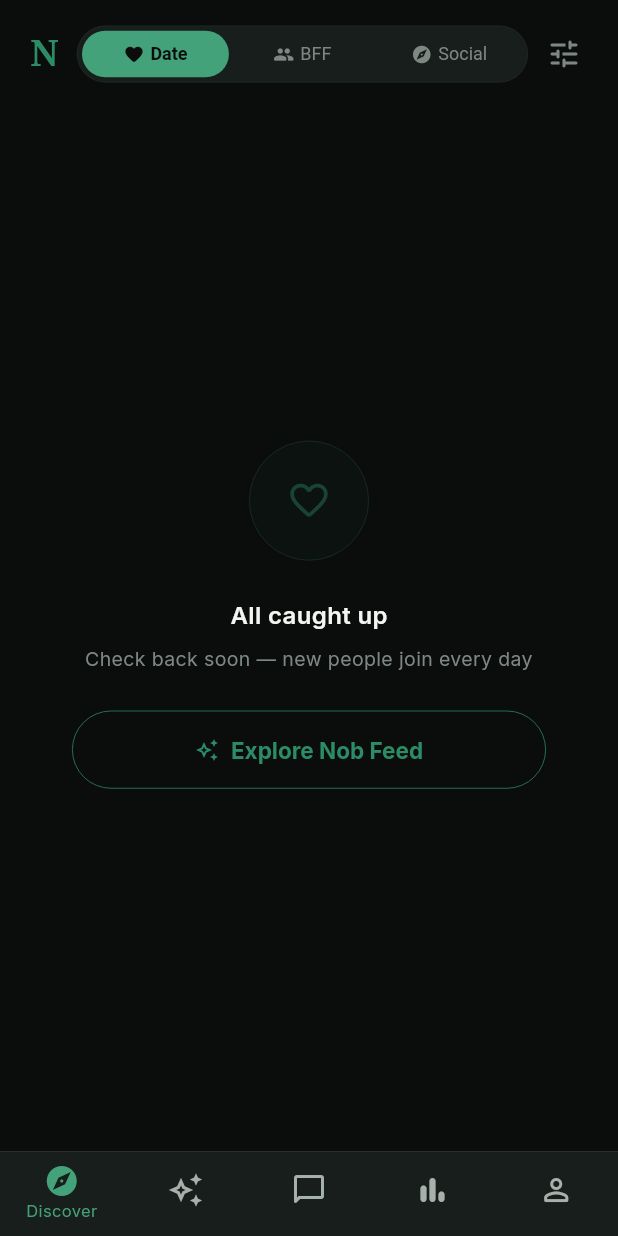
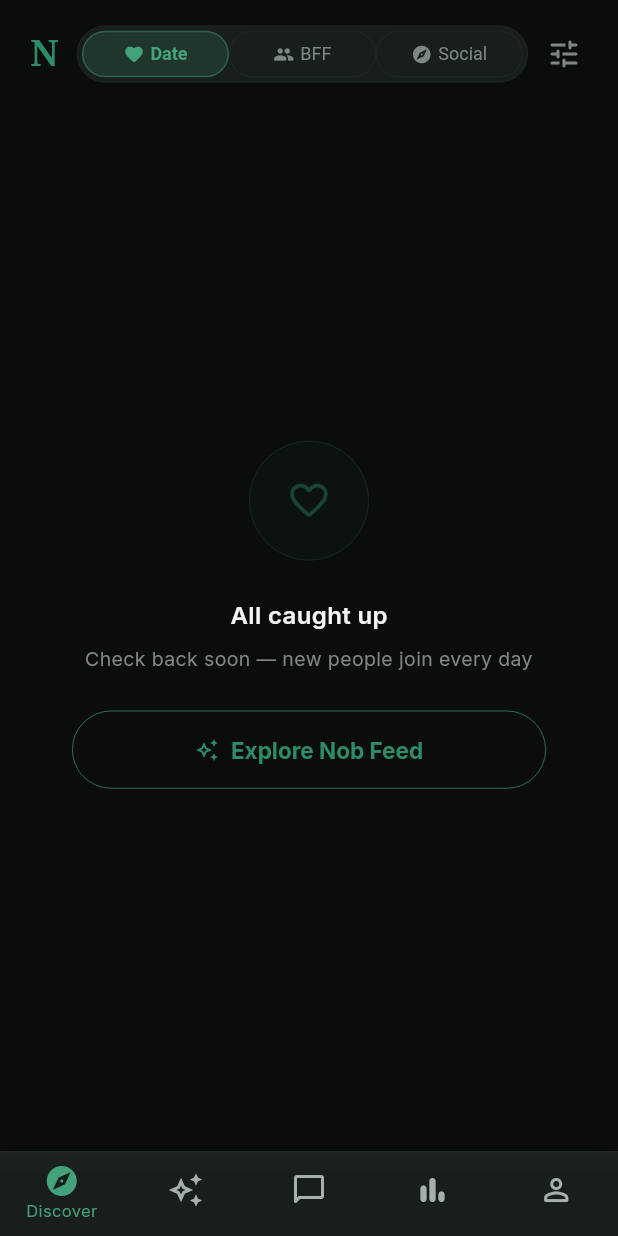
Before and after one commit to futurebotcu/noblora, a Flutter app: the MainTabNavigator screen opened directly, on a phone screen of 412 x 824 dp. Run offline on Flutter 3.47's test engine with Material 3 defaults, Android fonts, the phone set to English and light mode, and no system bars; our stand-ins replace cached_network_image, device_info_plus, flutter_dotenv, flutter_riverpod, geocoding, geolocator and 4 more; accounts and stored records are empty.

Commit message:
style: emerald artistic polish — premium depth, glow, surface finishing
Chips & Cards:
- Feed chips: inner glow shadow + emerald350 bright pop text on selected
- Nob cards: emerald600 Noble accent bar, stronger pinned border
- Status cards: deeper shadow (0x40, blur 24), emerald-tinted AI guide border
- Compose FAB: dual-layer emerald glow shadow

Navigation:
- Bottom nav: gradient surface (elevated→surface), upward shadow, softer border
- Mode switcher: translucent accent fill + animated transitions (200ms)

Surface & Depth:
- Profile header: 3-stop emerald gradient (softer fade)
- Swipe card overlay: 3-stop cinematic gradient matching bg color
- Dialog: subtle emerald-tinted border (0x152C8C68)
- Success toast: emerald-tinted background (#152018)

Action Buttons:
- Like button: emerald600 with dual glow shadow
- Reject button: softened error with tint fill + border
- Boost button: enlarged to 56px with emerald tint

Badges & Controls:
- Noble tier badge: emerald600 with glow shadow, bolder weight
- Settings switches: explicit emerald600 active track, white thumb
- Auth screens: emerald500 links, consistent branding

New tokens:
- AppColors.emerald350 (#67BE9B) — bright pop accent
- context.borderLightColor — softer border token

Co-Authored-By: Claude Opus 4.6 (1M context) <noreply@anthropic.com>

```diff
--- a/lib/core/theme/app_colors.dart
+++ b/lib/core/theme/app_colors.dart
@@ -39,6 +39,7 @@ class AppColors {
   static const Color emerald100 = Color(0xFF1F3D30);
   static const Color emerald200 = Color(0xFF245038);
   static const Color emerald300 = Color(0xFF2C6648);
+  static const Color emerald350 = Color(0xFF67BE9B);  // bright pop accent
   static const Color emerald400 = Color(0xFF357D58);
   static const Color emerald500 = Color(0xFF43A27A);  // mid accent
   static const Color emerald600 = Color(0xFF2C8C68);  // PRIMARY ACCENT
--- a/lib/core/theme/app_theme.dart
+++ b/lib/core/theme/app_theme.dart
@@ -134,7 +134,10 @@ class AppTheme {
       dialogTheme: DialogThemeData(
         backgroundColor: AppColors.elevated,
         surfaceTintColor: Colors.transparent,
-        shape: RoundedRectangleBorder(borderRadius: BorderRadius.circular(20)),
+        shape: RoundedRectangleBorder(
+          borderRadius: BorderRadius.circular(20),
+          side: const BorderSide(color: Color(0x152C8C68)),
+        ),
         elevation: 16,
         shadowColor: const Color(0x52000000),
       ),
--- a/lib/core/theme/app_tokens.dart
+++ b/lib/core/theme/app_tokens.dart
@@ -14,6 +14,7 @@ extension ThemeTokens on BuildContext {
 
   // ── BORDERS ──
   Color get borderColor       => AppColors.border;
+  Color get borderLightColor  => AppColors.borderLight;
   Color get borderSubtleColor => AppColors.borderSubtle;
 
   // ── TEXT ──
--- a/lib/features/auth/sign_up_screen.dart
+++ b/lib/features/auth/sign_up_screen.dart
@@ -272,7 +272,7 @@ class _SignUpState extends ConsumerState<SignUpScreen> {
                     onTap: () => Navigator.pop(context),
                     child: Text.rich(TextSpan(children: [
                       TextSpan(text: 'Already have an account? ', style: TextStyle(color: context.textMuted, fontSize: 14)),
-                      TextSpan(text: 'Sign In', style: TextStyle(color: context.accent, fontSize: 14, fontWeight: FontWeight.w700)),
+                      const TextSpan(text: 'Sign In', style: TextStyle(color: AppColors.emerald500, fontSize: 14, fontWeight: FontWeight.w700)),
                     ])),
                   ),
                 ),
--- a/lib/features/status/status_screen.dart
+++ b/lib/features/status/status_screen.dart
@@ -225,7 +225,7 @@ class _OverviewTab extends StatelessWidget {
       ],
 
       // AI Guide
-      _Card(borderColor: tc.withValues(alpha: 0.2), child: Column(crossAxisAlignment: CrossAxisAlignment.start, children: [
+      _Card(borderColor: AppColors.emerald600.withValues(alpha: 0.25), child: Column(crossAxisAlignment: CrossAxisAlignment.start, children: [
         Row(children: [Icon(Icons.auto_awesome_rounded, color: tc, size: 16), const SizedBox(width: 6),
           Text('Your guide', style: TextStyle(color: tc, fontSize: 13, fontWeight: FontWeight.w600))]),
         const SizedBox(height: AppSpacing.md),
@@ -434,7 +434,7 @@ class _Card extends StatelessWidget {
       color: context.surfaceColor,
       borderRadius: BorderRadius.circular(AppSpacing.radiusLg),
       border: Border.all(color: borderColor ?? context.borderSubtleColor, width: 0.5),
-      boxShadow: [BoxShadow(color: Colors.black.withValues(alpha: 0.30), blurRadius: 20, offset: const Offset(0, 6))],
+      boxShadow: const [BoxShadow(color: Color(0x40000000), blurRadius: 24, offset: Offset(0, 8))],
     ),
     child: child);
 }
--- a/lib/navigation/main_tab_navigator.dart
+++ b/lib/navigation/main_tab_navigator.dart
@@ -232,15 +232,23 @@ class _MainTabNavigatorState extends ConsumerState<MainTabNavigator> {
       ),
       bottomNavigationBar: Container(
         decoration: BoxDecoration(
-          color: context.surfaceColor,
+          gradient: LinearGradient(
+            begin: Alignment.topCenter,
+            end: Alignment.bottomCenter,
+            colors: [context.elevatedColor, context.surfaceColor],
+            stops: const [0.0, 0.3],
+          ),
           border: Border(
-            top: BorderSide(color: context.borderColor, width: 0.5),
+            top: BorderSide(color: context.borderLightColor, width: 0.5),
           ),
+          boxShadow: const [
+            BoxShadow(color: Color(0x20000000), blurRadius: 8, offset: Offset(0, -2)),
+          ],
         ),
         child: BottomNavigationBar(
           currentIndex: safeIndex,
           elevation: 0,
-          backgroundColor: context.surfaceColor,
+          backgroundColor: Colors.transparent,
           selectedItemColor: AppColors.emerald500,
           unselectedItemColor: AppColors.textSecondary,
           selectedFontSize: 11,
--- a/lib/shared/widgets/mode_switcher.dart
+++ b/lib/shared/widgets/mode_switcher.dart
@@ -42,12 +42,20 @@ class _ModeTab extends ConsumerWidget {
     return GestureDetector(
       onTap: () => ref.read(modeProvider.notifier).setMode(mode),
       child: AnimatedContainer(
-        duration: const Duration(milliseconds: 220),
+        duration: const Duration(milliseconds: 200),
         curve: Curves.easeInOut,
         alignment: Alignment.center,
         decoration: BoxDecoration(
-          color: isSelected ? mode.accentColor : Colors.transparent,
+          color: isSelected
+              ? mode.accentColor.withValues(alpha: 0.18)
+              : Colors.transparent,
           borderRadius: BorderRadius.circular(AppSpacing.radiusCircle),
+          border: Border.all(
+            color: isSelected
+                ? mode.accentColor.withValues(alpha: 0.4)
+                : context.borderSubtleColor,
+            width: isSelected ? 1.0 : 0.5,
+          ),
         ),
         child: Row(
           mainAxisAlignment: MainAxisAlignment.center,
@@ -56,16 +64,16 @@ class _ModeTab extends ConsumerWidget {
             Icon(
               mode.icon,
               size: 14,
-              color: isSelected ? context.bgColor : context.textMuted,
+              color: isSelected ? mode.accentColor : context.textMuted,
             ),
             const SizedBox(width: 4),
             AnimatedDefaultTextStyle(
-              duration: const Duration(milliseconds: 220),
+              duration: const Duration(milliseconds: 200),
               style: TextStyle(
                 fontSize: 12,
                 fontWeight:
-                    isSelected ? FontWeight.w700 : FontWeight.w400,
-                color: isSelected ? context.bgColor : context.textMuted,
+                    isSelected ? FontWeight.w600 : FontWeight.w400,
+                color: isSelected ? mode.accentColor : context.textMuted,
               ),
               child: Text(mode.shortLabel),
             ),
```
Also changed, not shown: lib/features/auth/sign_in_screen.dart (+17 -0 lines), lib/features/feed/feed_screen.dart (+36 -12 lines), lib/features/feed/swipe_card_widget.dart (+5 -4 lines), lib/features/noblara_feed/noblara_feed_screen.dart (+16 -5 lines), lib/features/profile/profile_screen.dart (+4 -4 lines), lib/features/settings/settings_screen.dart (+8 -1 lines), lib/shared/widgets/swipe_toast.dart (+11 -3 lines), lib/shared/widgets/tier_badge.dart (+26 -6 lines).
